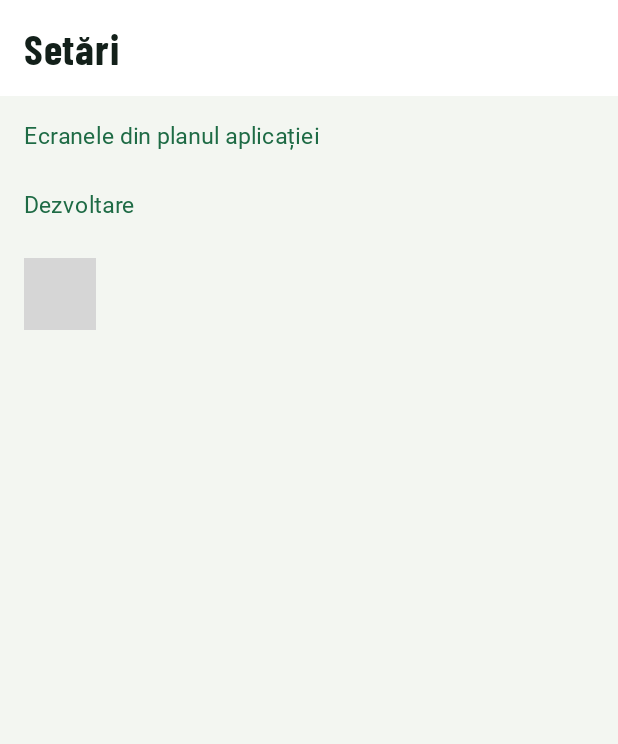
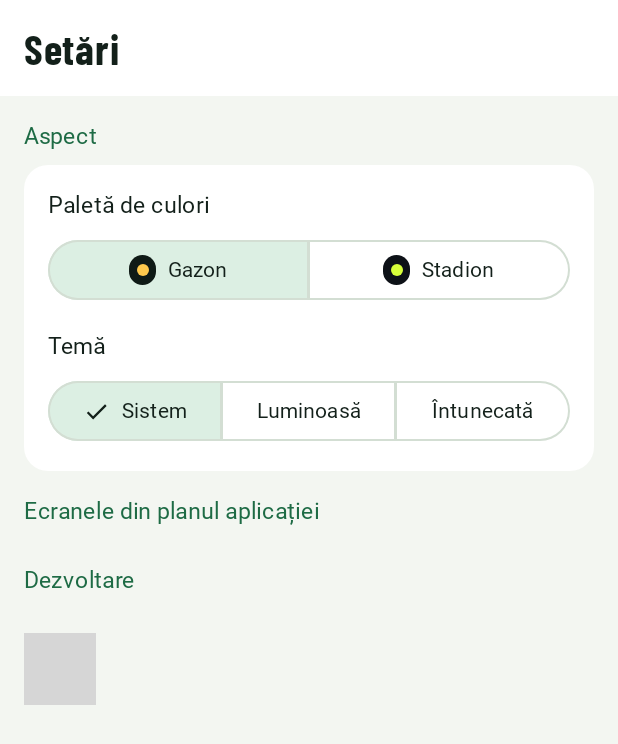
Before and after one commit to mitanu04/FotbalApp, an Android app built with Jetpack Compose: the composable SettingsScreen called with empty values, on a phone screen of 412 x 824 dp. Shown: the top 744 px of the screen. Run offline under Robolectric (Android 15) with nearby library versions, the phone set to English and light mode, and no system bars; our stand-ins replace Dagger/Hilt's generated code; libraries missing offline, so code that uses them is left out: androidx.hilt.lifecycle; network calls fail; Roboto replaces fonts that are not available here; 1 statement that could not run was skipped; grey boxes are pictures that could not be loaded.

Commit message:
Keep both palettes, user picks one in Setări > Aspect
- Color.kt holds two palettes, each in light and dark: Gazon (gold / grass green,
  default) and Stadion (blue-grey / lime), with the same slots (tertiary main action,
  logo plate in dark), so every screen works with both
- ThemeController: palette + mode StateFlows, saved in SharedPreferences (survive restarts)
- Setări > Aspect: segmented buttons for the palette (with a color swatch) and the theme
  (Sistem / Luminoasă / Întunecată); applies instantly
- Component gallery follows the chosen palette

```diff
--- a/app/src/main/java/ro/fluierulfinal/MainActivity.kt
+++ b/app/src/main/java/ro/fluierulfinal/MainActivity.kt
@@ -29,6 +29,7 @@ class MainActivity : ComponentActivity() {
         enableEdgeToEdge()
         setContent {
             val mode by themeController.mode.collectAsStateWithLifecycle()
+            val palette by themeController.palette.collectAsStateWithLifecycle()
             val dark = mode.isDark()
             // Status/navigation bar icons must contrast with our theme, which (from S10) may differ
             // from the phone's own setting: light icons on dark theme, dark icons on light theme.
@@ -38,7 +39,7 @@ class MainActivity : ComponentActivity() {
                 enableEdgeToEdge(statusBarStyle = style, navigationBarStyle = style)
                 onDispose {}
             }
-            FluierulFinalTheme(mode) {
+            FluierulFinalTheme(mode, palette) {
                 AppRoot()
             }
         }
--- a/app/src/main/java/ro/fluierulfinal/ui/debug/ComponentGalleryScreen.kt
+++ b/app/src/main/java/ro/fluierulfinal/ui/debug/ComponentGalleryScreen.kt
@@ -37,6 +37,7 @@ import ro.fluierulfinal.ui.components.ScoreBoard
 import ro.fluierulfinal.ui.components.SkeletonMatchRow
 import ro.fluierulfinal.ui.components.StatComparisonBar
 import ro.fluierulfinal.ui.theme.FluierulFinalTheme
+import ro.fluierulfinal.ui.theme.LocalAppPalette
 import ro.fluierulfinal.ui.theme.Spacing
 import ro.fluierulfinal.ui.theme.ThemeMode
 import java.time.LocalDate
@@ -57,8 +58,9 @@ fun ComponentGalleryScreen(onBack: () -> Unit) {
         },
     ) { padding ->
         Column(Modifier.fillMaxSize().padding(padding).verticalScroll(rememberScrollState())) {
+            val palette = LocalAppPalette.current
             ThemeMode.entries.filter { it != ThemeMode.SYSTEM }.forEach { mode ->
-                FluierulFinalTheme(mode) { GallerySection(if (mode == ThemeMode.LIGHT) "LIGHT" else "DARK") }
+                FluierulFinalTheme(mode, palette) { GallerySection(if (mode == ThemeMode.LIGHT) "LIGHT" else "DARK") }
             }
         }
     }
--- /dev/null
+++ b/app/src/main/java/ro/fluierulfinal/ui/settings/AppearanceSection.kt
@@ -0,0 +1,92 @@
+package ro.fluierulfinal.ui.settings
+
+import androidx.compose.foundation.background
+import androidx.compose.foundation.layout.Box
+import androidx.compose.foundation.layout.Column
+import androidx.compose.foundation.layout.Row
+import androidx.compose.foundation.layout.fillMaxWidth
+import androidx.compose.foundation.layout.padding
+import androidx.compose.foundation.layout.size
+import androidx.compose.foundation.shape.CircleShape
+import androidx.compose.material3.MaterialTheme
+import androidx.compose.material3.SegmentedButton
+import androidx.compose.material3.SegmentedButtonDefaults
+import androidx.compose.material3.SingleChoiceSegmentedButtonRow
+import androidx.compose.material3.Text
+import androidx.compose.runtime.Composable
+import androidx.compose.runtime.getValue
+import androidx.compose.ui.Alignment
+import androidx.compose.ui.Modifier
+import androidx.compose.ui.draw.clip
+import androidx.compose.ui.text.font.FontWeight
+import androidx.compose.ui.unit.dp
+import androidx.hilt.lifecycle.viewmodel.compose.hiltViewModel
+import androidx.lifecycle.ViewModel
+import androidx.lifecycle.compose.collectAsStateWithLifecycle
+import dagger.hilt.android.lifecycle.HiltViewModel
+import ro.fluierulfinal.ui.theme.AppPalette
+import ro.fluierulfinal.ui.theme.GazonDarkColors
+import ro.fluierulfinal.ui.theme.Spacing
+import ro.fluierulfinal.ui.theme.StadionDarkColors
+import ro.fluierulfinal.ui.theme.ThemeController
+import ro.fluierulfinal.ui.theme.ThemeMode
+import javax.inject.Inject
+
+/** Exposes the shared ThemeController to the Settings screen. */
+@HiltViewModel
+class AppearanceViewModel @Inject constructor(private val theme: ThemeController) : ViewModel() {
+    val mode = theme.mode
+    val palette = theme.palette
+    fun setMode(mode: ThemeMode) = theme.setMode(mode)
+    fun setPalette(palette: AppPalette) = theme.setPalette(palette)
+}
+
+/** "Aspect": choose the color palette (Gazon / Stadion) and light/dark (or follow the phone). Applies instantly. */
+@Composable
+fun AppearanceSection(viewModel: AppearanceViewModel = hiltViewModel()) {
+    val mode by viewModel.mode.collectAsStateWithLifecycle()
+    val palette by viewModel.palette.collectAsStateWithLifecycle()
+    val colors = MaterialTheme.colorScheme
+
+    Text("Aspect", fontWeight = FontWeight.SemiBold, color = colors.primary, modifier = Modifier.padding(top = Spacing.lg, bottom = Spacing.sm))
+    Column(
+        Modifier.fillMaxWidth().clip(MaterialTheme.shapes.medium).background(colors.surface).padding(Spacing.lg),
+    ) {
+        Text("Paletă de culori", style = MaterialTheme.typography.bodyLarge, color = colors.onSurface)
+        SingleChoiceSegmentedButtonRow(Modifier.fillMaxWidth().padding(top = Spacing.sm)) {
+            AppPalette.entries.forEachIndexed { i, p ->
+                SegmentedButton(
+                    selected = palette == p,
+                    onClick = { viewModel.setPalette(p) },
+                    shape = SegmentedButtonDefaults.itemShape(i, AppPalette.entries.size),
+                    icon = { PaletteSwatch(p) },
+                    label = { Text(p.label) },
+                )
+            }
+        }
+        Text("Temă", style = MaterialTheme.typography.bodyLarge, color = colors.onSurface, modifier = Modifier.padding(top = Spacing.lg))
+        SingleChoiceSegmentedButtonRow(Modifier.fillMaxWidth().padding(top = Spacing.sm)) {
+            val modes = listOf(ThemeMode.SYSTEM to "Sistem", ThemeMode.LIGHT to "Luminoasă", ThemeMode.DARK to "Întunecată")
+            modes.forEachIndexed { i, (m, label) ->
+                SegmentedButton(
+                    selected = mode == m,
+                    onClick = { viewModel.setMode(m) },
+                    shape = SegmentedButtonDefaults.itemShape(i, modes.size),
+                    label = { Text(label, maxLines = 1) },
+                )
+            }
+        }
+    }
+}
+
+/** Two dots with the palette's dark background and accent, so the choice is visual. */
+@Composable
+private fun PaletteSwatch(palette: AppPalette) {
+    val (bg, accent) = when (palette) {
+        AppPalette.GAZON -> GazonDarkColors.background to GazonDarkColors.primary
+        AppPalette.STADION -> StadionDarkColors.background to StadionDarkColors.primary
+    }
+    Box(Modifier.size(18.dp).clip(CircleShape).background(bg), contentAlignment = Alignment.Center) {
+        Box(Modifier.size(8.dp).clip(CircleShape).background(accent))
+    }
+}
--- a/app/src/main/java/ro/fluierulfinal/ui/settings/SettingsScreen.kt
+++ b/app/src/main/java/ro/fluierulfinal/ui/settings/SettingsScreen.kt
@@ -52,6 +52,7 @@ fun SettingsScreen(
             contentPadding = tabListPadding(padding, horizontal = 16.dp),
         ) {
             item { accountSection() }
+            item { AppearanceSection() }
             item { Section("Ecranele din planul aplicației", plannedScreens) }
             item { Section("Dezvoltare", debugTools) }
             item {
--- a/app/src/main/java/ro/fluierulfinal/ui/theme/Theme.kt
+++ b/app/src/main/java/ro/fluierulfinal/ui/theme/Theme.kt
@@ -37,13 +37,17 @@ val AppShapes = Shapes(
 /** True when the user turned animations off ("Remove animations" in Android accessibility settings). */
 val LocalReduceMotion = staticCompositionLocalOf { false }
 
+/** The palette currently in use (e.g. for the component gallery, which redraws it in both modes). */
+val LocalAppPalette = staticCompositionLocalOf { AppPalette.GAZON }
+
 /**
- * App theme. [mode] comes from [ThemeController]; SYSTEM follows the phone setting.
+ * App theme. [mode] and [palette] come from [ThemeController]; SYSTEM follows the phone setting.
  * Dynamic color (wallpaper-based, Android 12+) is deliberately not used: the brand colors always apply.
  */
 @Composable
 fun FluierulFinalTheme(
     mode: ThemeMode = ThemeMode.SYSTEM,
+    palette: AppPalette = AppPalette.GAZON,
     content: @Composable () -> Unit,
 ) {
     val dark = mode.isDark()
@@ -52,12 +56,19 @@ fun FluierulFinalTheme(
         Settings.Global.getFloat(context.contentResolver, Settings.Global.ANIMATOR_DURATION_SCALE, 1f) == 0f
     }
     CompositionLocalProvider(
-        LocalExtendedColors provides if (dark) DarkExtendedColors else LightExtendedColors,
+        LocalExtendedColors provides when (palette) {
+            AppPalette.GAZON -> if (dark) GazonDarkExtendedColors else GazonLightExtendedColors
+            AppPalette.STADION -> if (dark) StadionDarkExtendedColors else StadionLightExtendedColors
+        },
+        LocalAppPalette provides palette,
         LocalScoreTypography provides AppScoreTypography,
         LocalReduceMotion provides reduceMotion,
     ) {
         MaterialTheme(
-            colorScheme = if (dark) DarkColors else LightColors,
+            colorScheme = when (palette) {
+                AppPalette.GAZON -> if (dark) GazonDarkColors else GazonLightColors
+                AppPalette.STADION -> if (dark) StadionDarkColors else StadionLightColors
+            },
             typography = AppTypography,
             shapes = AppShapes,
             content = content,
```
Also changed, not shown: app/src/main/java/ro/fluierulfinal/ui/theme/Color.kt (+109 -5 lines), app/src/main/java/ro/fluierulfinal/ui/theme/ThemeController.kt (+37 -9 lines).
